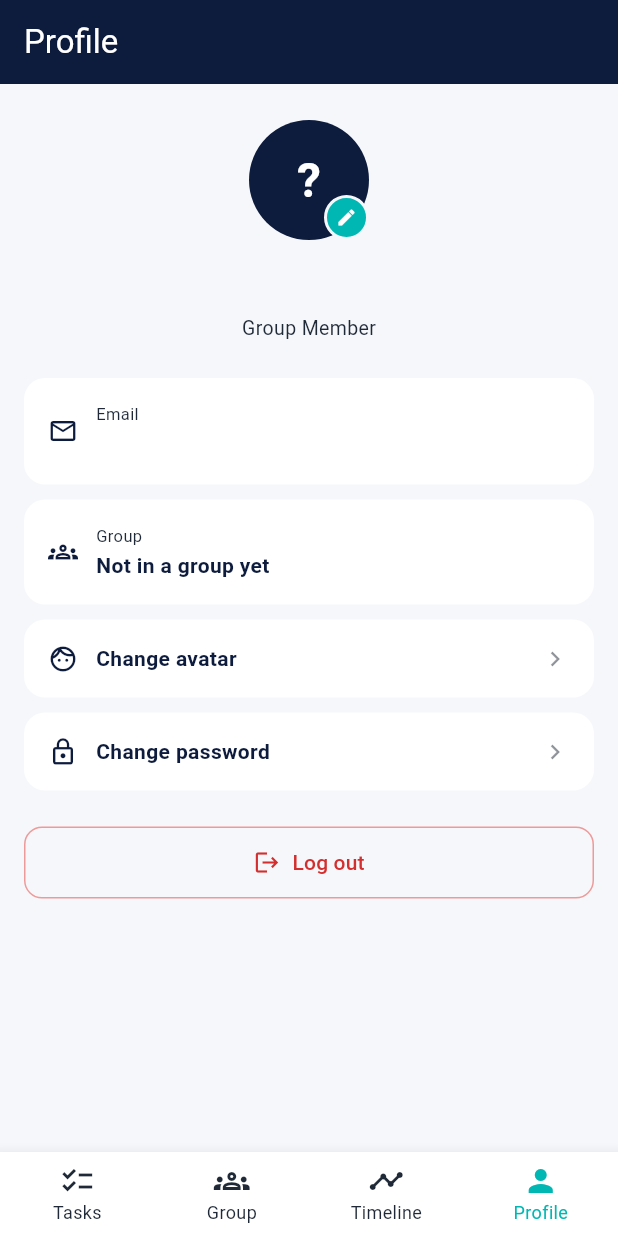
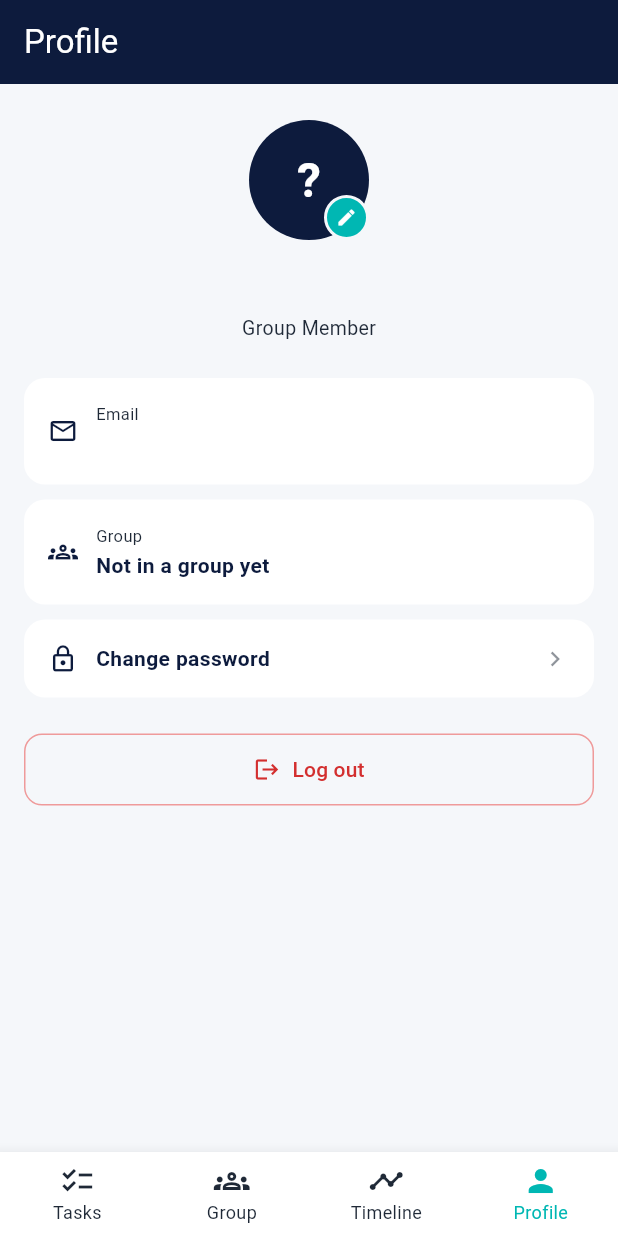
Before and after one commit to AiDv11/synca_app, a Flutter app: the screen it shows once a user with an empty profile is signed in, item 4 of the bottom bar chosen, on a phone screen of 412 x 824 dp. Run offline on Flutter 3.47's test engine with Material 3 defaults, Android fonts, the phone set to English and light mode, and no system bars; our stand-ins replace cloud_firestore, firebase_auth, firebase_core; accounts and stored records are empty.

Commit message:
chore: drop the redundant Change avatar row
The avatar circle on the Profile tab already opens the picker and carries a
pencil badge to say so, making the action row a second door to the same
sheet. The tile list is back to Email / Group / Change password.

Co-Authored-By: Claude Opus 5 <noreply@anthropic.com>

```diff
--- a/lib/src/modules/role/member/ui/page/member_dashboard.dart
+++ b/lib/src/modules/role/member/ui/page/member_dashboard.dart
@@ -324,15 +324,6 @@ class _ProfileTabState extends State<_ProfileTab> {
         ),
         const SizedBox(height: 10),
 
-        // The circle above is tappable too. This row is the discoverable half —
-        // a tap target that says what it does, for anyone who doesn't think to
-        // press their own picture.
-        _ActionTile(
-          icon: Icons.face_outlined,
-          label: 'Change avatar',
-          onTap: _changeAvatar,
-        ),
-        const SizedBox(height: 10),
         _ActionTile(
           icon: Icons.lock_outline,
           label: 'Change password',
```
